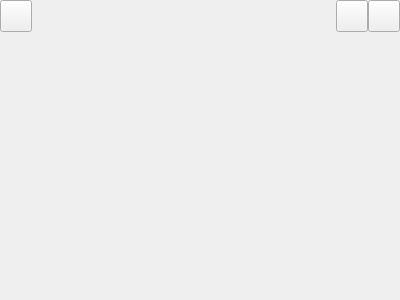
Old version of the form SimpleNote/widget/NoteWidget.ui in the repository apzy/SimpleNote.
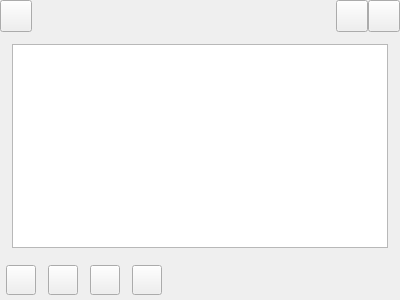
New version of the form. Icons and pictures are not drawn. Custom widgets are drawn as their Qt base class.

Diff of the .ui file:
```diff
--- a/SimpleNote/widget/NoteWidget.ui
+++ b/SimpleNote/widget/NoteWidget.ui
@@ -145,7 +145,28 @@
     </widget>
    </item>
    <item>
-    <widget class="QWidget" name="widget_2" native="true"/>
+    <widget class="QWidget" name="widget_2" native="true">
+     <layout class="QVBoxLayout" name="verticalLayout_2">
+      <property name="spacing">
+       <number>12</number>
+      </property>
+      <property name="leftMargin">
+       <number>12</number>
+      </property>
+      <property name="topMargin">
+       <number>12</number>
+      </property>
+      <property name="rightMargin">
+       <number>12</number>
+      </property>
+      <property name="bottomMargin">
+       <number>12</number>
+      </property>
+      <item>
+       <widget class="RichEditor" name="editor"/>
+      </item>
+     </layout>
+    </widget>
    </item>
    <item>
     <widget class="QWidget" name="widget_function" native="true">
@@ -161,11 +182,152 @@
        <height>40</height>
       </size>
      </property>
+     <layout class="QHBoxLayout" name="horizontalLayout_2">
+      <property name="spacing">
+       <number>12</number>
+      </property>
+      <property name="leftMargin">
+       <number>6</number>
+      </property>
+      <property name="topMargin">
+       <number>0</number>
+      </property>
+      <property name="rightMargin">
+       <number>0</number>
+      </property>
+      <property name="bottomMargin">
+       <number>0</number>
+      </property>
+      <item>
+       <widget class="QPushButton" name="btn_bold">
+        <property name="minimumSize">
+         <size>
+          <width>30</width>
+          <height>30</height>
+         </size>
+        </property>
+        <property name="maximumSize">
+         <size>
+          <width>30</width>
+          <height>30</height>
+         </size>
+        </property>
+        <property name="text">
+         <string/>
+        </property>
+        <property name="icon">
+         <iconset resource="../res/SimpleNote.qrc">
+          <normaloff>:/SimpleNote/img/font_bold.png</normaloff>:/SimpleNote/img/font_bold.png</iconset>
+        </property>
+        <property name="checkable">
+         <bool>true</bool>
+        </property>
+       </widget>
+      </item>
+      <item>
+       <widget class="QPushButton" name="btn_italic">
+        <property name="minimumSize">
+         <size>
+          <width>30</width>
+          <height>30</height>
+         </size>
+        </property>
+        <property name="maximumSize">
+         <size>
+          <width>30</width>
+          <height>30</height>
+         </size>
+        </property>
+        <property name="text">
+         <string/>
+        </property>
+        <property name="icon">
+         <iconset resource="../res/SimpleNote.qrc">
+          <normaloff>:/SimpleNote/img/font_italic.png</normaloff>:/SimpleNote/img/font_italic.png</iconset>
+        </property>
+        <property name="checkable">
+         <bool>true</bool>
+        </property>
+       </widget>
+      </item>
+      <item>
+       <widget class="QPushButton" name="btn_under_line">
+        <property name="minimumSize">
+         <size>
+          <width>30</width>
+          <height>30</height>
+         </size>
+        </property>
+        <property name="maximumSize">
+         <size>
+          <width>30</width>
+          <height>30</height>
+         </size>
+        </property>
+        <property name="text">
+         <string/>
+        </property>
+        <property name="icon">
+         <iconset resource="../res/SimpleNote.qrc">
+          <normaloff>:/SimpleNote/img/font_under_line.png</normaloff>:/SimpleNote/img/font_under_line.png</iconset>
+        </property>
+        <property name="checkable">
+         <bool>true</bool>
+        </property>
+       </widget>
+      </item>
+      <item>
+       <widget class="QPushButton" name="btn_del_line">
+        <property name="minimumSize">
+         <size>
+          <width>30</width>
+          <height>30</height>
+         </size>
+        </property>
+        <property name="maximumSize">
+         <size>
+          <width>30</width>
+          <height>30</height>
+         </size>
+        </property>
+        <property name="text">
+         <string/>
+        </property>
+        <property name="icon">
+         <iconset resource="../res/SimpleNote.qrc">
+          <normaloff>:/SimpleNote/img/font_del.png</normaloff>:/SimpleNote/img/font_del.png</iconset>
+        </property>
+        <property name="checkable">
+         <bool>true</bool>
+        </property>
+       </widget>
+      </item>
+      <item>
+       <spacer name="horizontalSpacer_2">
+        <property name="orientation">
+         <enum>Qt::Horizontal</enum>
+        </property>
+        <property name="sizeHint" stdset="0">
+         <size>
+          <width>40</width>
+          <height>20</height>
+         </size>
+        </property>
+       </spacer>
+      </item>
+     </layout>
     </widget>
    </item>
   </layout>
  </widget>
  <layoutdefault spacing="6" margin="11"/>
+ <customwidgets>
+  <customwidget>
+   <class>RichEditor</class>
+   <extends>QTextEdit</extends>
+   <header>RichEditor.h</header>
+  </customwidget>
+ </customwidgets>
  <resources>
   <include location="../res/SimpleNote.qrc"/>
  </resources>
```
